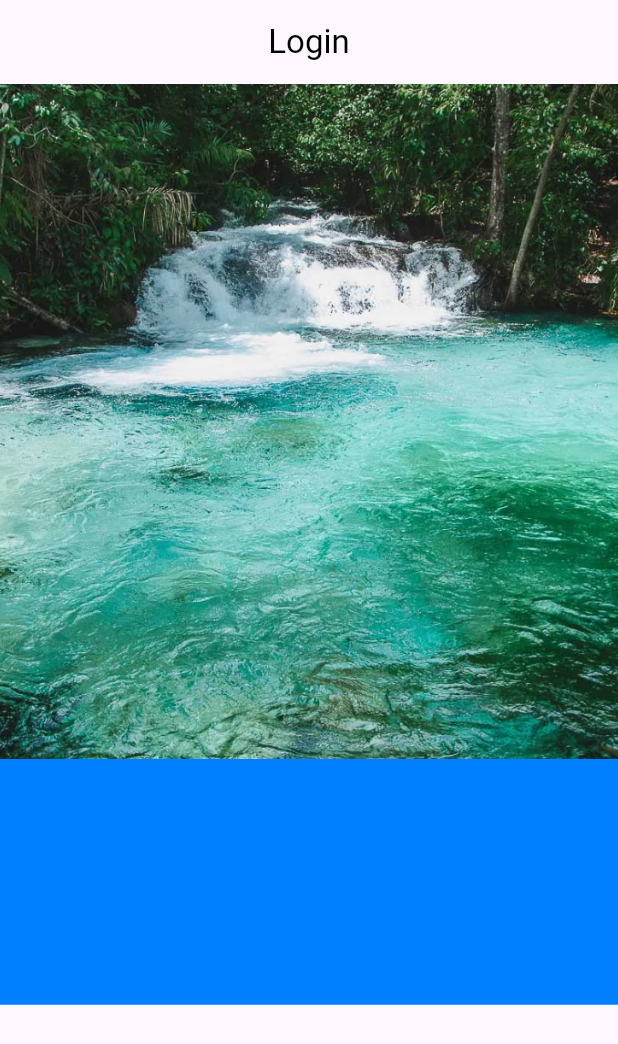
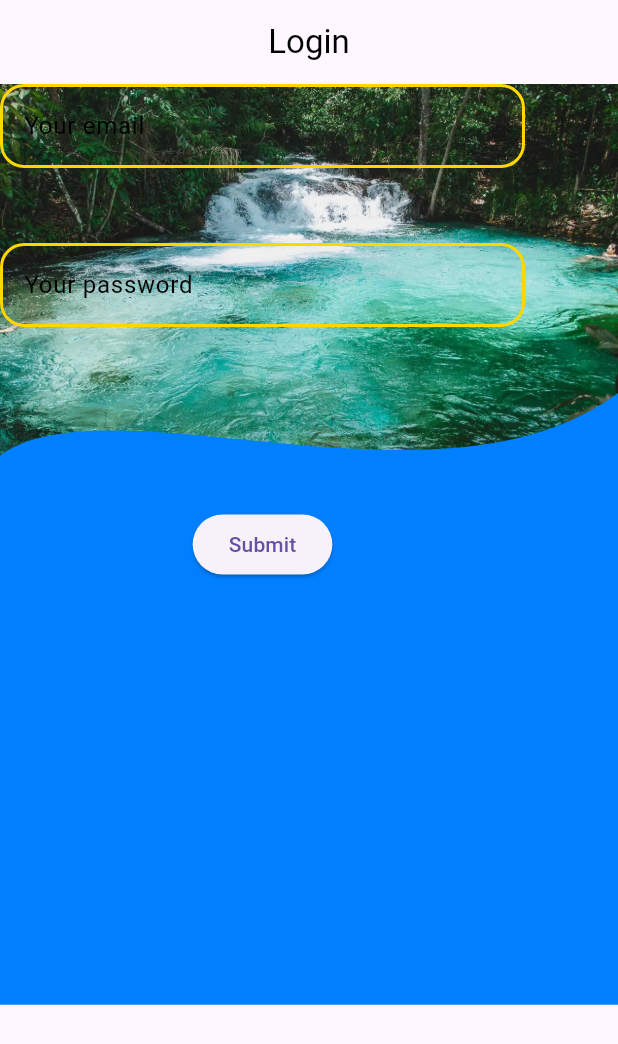
Before and after one commit to MySoloQ/derredor, a Flutter app: the screen it shows after launch, on a phone screen of 412 x 824 dp. Shown: the top 1044 px of the screen. Run offline on Flutter 3.47's test engine with Material 3 defaults, Android fonts, the phone set to English and light mode, and no system bars; drawn by our look-alikes of carousel_slider; missing offline and left inert: mysql1.

Commit message:
commitando algumas alterações

```diff
--- a/lib/api/connect_api.dart
+++ b/lib/api/connect_api.dart
@@ -11,7 +11,7 @@ class ConnectApi {
     db: 'jvvm2007_am_app_db',
   );
   Future<MySqlConnection> connecting() async {
-    print('${connection.host}');
+
     return await MySqlConnection.connect(connection);
   }
 
--- a/lib/screens/login_screen.dart
+++ b/lib/screens/login_screen.dart
@@ -35,8 +35,12 @@ class _LoginScreenState extends State<LoginScreen> {
           ),
         ),
       ),
-      body: Stack(
+      body: SingleChildScrollView(
+        child: Column(
           children: [
+            Stack(
+              children: [
+                Image.asset('assets/jalapao.png'),
                 CustomPaint(
                   size: size,
                   painter: ShapePathPainter(),
@@ -51,8 +55,8 @@ class _LoginScreenState extends State<LoginScreen> {
                           TextFormField(
                             controller: _emailController,
                             keyboardType: TextInputType.emailAddress,
-                      decoration:
-                          loginFormField('Your email', 'Enter your email'),
+                            decoration: loginFormField(
+                                'Your email', 'Enter your email'),
                             style: TextStyle(color: StyleApp.textColors),
                             validator: (value) {
                               if (value!.isEmpty) {
@@ -110,40 +114,10 @@ class _LoginScreenState extends State<LoginScreen> {
                     ),
                   ),
                 ),
-          CarouselSlider(
-            options: CarouselOptions(
-              height: 450,
-              aspectRatio: 16 / 9,
-              viewportFraction: 1.0,
-              enableInfiniteScroll: true,
-              autoPlay: true,
-              autoPlayInterval: Duration(seconds: 5),
-              autoPlayAnimationDuration: Duration(milliseconds: 800),
-              autoPlayCurve: Curves.linearToEaseOut,
-              enlargeCenterPage: false,
-            ),
-            items: [
-              Container(
-                decoration: BoxDecoration(
-                    image: DecorationImage(
-                        image: AssetImage('assets/jalapao.png'),
-                        fit: BoxFit.cover)),
-              ),
-              Container(
-                decoration: BoxDecoration(
-                    image: DecorationImage(
-                        image: AssetImage('assets/natividade.png'),
-                        fit: BoxFit.cover)),
-              ),
-              Container(
-                decoration: BoxDecoration(
-                    image: DecorationImage(
-                        image: AssetImage('assets/praça_girassois.png'),
-                        fit: BoxFit.cover)),
+              ],
             ),
           ],
         ),
-        ],
       ),
     );
   }
--- a/pubspec.yaml
+++ b/pubspec.yaml
@@ -21,4 +21,4 @@ dev_dependencies:
 flutter:
   uses-material-design: true
   assets:
-  - assets/
+    - assets/
```
Lines whose indentation alone changed are shown as unchanged.
